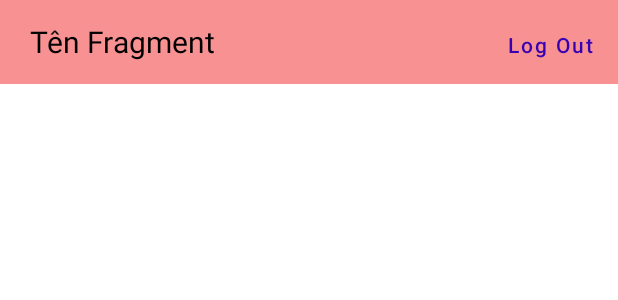
After one commit to Duy180412/QuanLyThuVien, an Android app: the layout topbar_title_account.xml on its own in the app's theme, with its tools: preview values and no code run, on a phone screen of 412 x 824 dp. The commit adds this screen. Shown: the top 300 px of the screen. Run offline under Robolectric (Android 15) with nearby library versions, the phone set to English and light mode, and no system bars.

Commit message:
sua loi hoan tat app chay bt

```diff
--- a/app/src/main/java/com/example/qltvkotlin/feature/main/MainActivity.kt
+++ b/app/src/main/java/com/example/qltvkotlin/feature/main/MainActivity.kt
@@ -25,6 +25,7 @@ class MainActivity : BaseActivity(R.layout.activity_main), StackNavigatorOwner,
         stackNavigator = StackNavigator(supportFragmentManager, binding.contentview.id)
         if (savedInstanceState == null) {
             stackNavigator.navigateTo(tabAdapter.selectedItemId)
+            actionBarMain = ActionBarTitleAndSearchSate(tabAdapter.selectedItemId, actionBarExt)
         }
 
         tabAdapter.setOnItemSelectedListener { itemId ->
--- /dev/null
+++ b/app/src/main/res/layout/topbar_title_account.xml
@@ -0,0 +1,33 @@
+<?xml version="1.0" encoding="utf-8"?>
+<LinearLayout xmlns:android="http://schemas.android.com/apk/res/android"
+    xmlns:app="http://schemas.android.com/apk/res-auto"
+    xmlns:tools="http://schemas.android.com/tools"
+    android:layout_width="match_parent"
+    android:layout_height="?actionBarSize"
+    android:background="#F89191"
+    android:orientation="horizontal">
+
+
+    <TextView
+        android:id="@+id/ten_fragment"
+        android:layout_width="0dp"
+        android:layout_height="?actionBarSize"
+        android:layout_marginStart="20dp"
+        android:layout_weight="1"
+        android:gravity="start|center"
+        android:text="Tên Fragment"
+        android:textColor="@color/black"
+        android:textSize="20sp" />
+
+    <Button
+        android:id="@+id/btn_logout"
+        android:layout_width="wrap_content"
+        android:layout_height="?actionBarSize"
+        android:background="?selectableItemBackgroundBorderless"
+        android:gravity="start|center"
+        android:text="Log Out"
+        android:textAllCaps="false"
+        android:textColor="@color/purple_700" />
+
+
+</LinearLayout>
--- a/app/src/main/res/values/strings.xml
+++ b/app/src/main/res/values/strings.xml
@@ -5,6 +5,7 @@
     <string name="account">Tài Khoản</string>
     <string name="muon_thue">Mượn Thuê</string>
     <string name="title_sach">Tất Cả Sách</string>
+    <string name="title_account">Tài Khoản</string>
     <string name="hint_seach_sach">Tìm Sách</string>
     <string name="title_docgia">Tất Cả Độc Giả</string>
     <string name="them_sach">Thêm Sách Mới</string>
```
Also changed, not shown: app/src/main/java/com/example/qltvkotlin/feature/actionbar/ActionBarTitleAndSearchSate.kt (+27 -6 lines).
